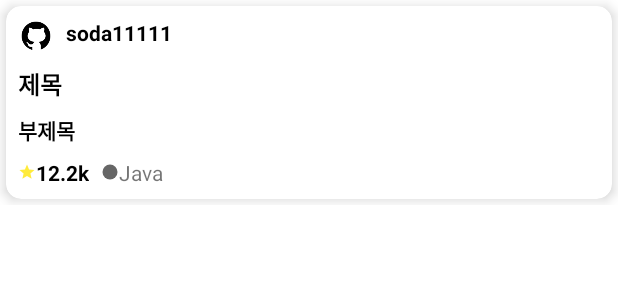
After one commit to KangYeBin/part4_chapter05, an Android app: the layout viewholder_repository_item.xml on its own in the app's theme, with its tools: preview values and no code run, on a phone screen of 412 x 824 dp. The commit adds this screen. Shown: the top 300 px of the screen. Run offline under Robolectric (Android 15) with nearby library versions, the phone set to English and light mode, and no system bars; network calls fail.

Commit message:
04. 검색 기능 추가하기 - 2

```diff
--- a/app/build.gradle
+++ b/app/build.gradle
@@ -62,4 +62,9 @@ dependencies {
     implementation "androidx.room:room-ktx:2.4.2"
     implementation "androidx.room:room-runtime:2.4.2"
     kapt "androidx.room:room-compiler:2.4.2"
+
+    implementation "com.github.bumptech.glide:glide:4.11.0"
+    kapt "com.github.bumptech.glide:compiler:4.11.0"
+    implementation "jp.wasabeef:glide-transformations:4.0.0"
+
 }
--- a/app/src/main/AndroidManifest.xml
+++ b/app/src/main/AndroidManifest.xml
@@ -11,6 +11,9 @@
         android:roundIcon="@mipmap/ic_launcher_round"
         android:supportsRtl="true"
         android:theme="@style/Theme.Part4_chapter05">
+        <activity
+            android:name=".SearchActivity"
+            android:exported="false" />
         <activity
             android:name=".MainActivity"
             android:exported="false" />
--- a/app/src/main/java/com/yb/part4_chapter05/SignInActivity.kt
+++ b/app/src/main/java/com/yb/part4_chapter05/SignInActivity.kt
@@ -75,7 +75,6 @@ class SignInActivity : AppCompatActivity(), CoroutineScope {
 
         intent?.data?.getQueryParameter("code")?.let {
             Log.d("data", intent.data.toString())
-            //TODO Access Token 가져오기
             launch(coroutineContext) {
                 showProgress()
                 getAccessToken(it)
@@ -101,7 +100,7 @@ class SignInActivity : AppCompatActivity(), CoroutineScope {
     }
 
     private suspend fun getAccessToken(code: String) = withContext(Dispatchers.IO) {
-        val response = RetrofitUtil.githubApiService.getAccessToken(
+        val response = RetrofitUtil.authApiService.getAccessToken(
             clientId = BuildConfig.GITHUB_CLIENT_ID,
             clientSecret = BuildConfig.GITHUB_CLIENT_SECRET,
             code = code
--- /dev/null
+++ b/app/src/main/res/drawable/ic_circle.xml
@@ -0,0 +1,10 @@
+<vector xmlns:android="http://schemas.android.com/apk/res/android"
+    android:width="12dp"
+    android:height="12dp"
+    android:viewportWidth="24"
+    android:viewportHeight="24"
+    android:tint="?attr/colorControlNormal">
+  <path
+      android:fillColor="@android:color/white"
+      android:pathData="M12,12m-10,0a10,10 0,1 1,20 0a10,10 0,1 1,-20 0"/>
+</vector>
--- /dev/null
+++ b/app/src/main/res/drawable/ic_star.xml
@@ -0,0 +1,10 @@
+<vector xmlns:android="http://schemas.android.com/apk/res/android"
+    android:width="12dp"
+    android:height="12dp"
+    android:viewportWidth="24"
+    android:viewportHeight="24"
+    android:tint="?attr/colorControlNormal">
+  <path
+      android:fillColor="@android:color/white"
+      android:pathData="M12,17.27L18.18,21l-1.64,-7.03L22,9.24l-7.19,-0.61L12,2 9.19,8.63 2,9.24l5.46,4.73L5.82,21z"/>
+</vector>
--- /dev/null
+++ b/app/src/main/res/layout/viewholder_repository_item.xml
@@ -0,0 +1,99 @@
+<?xml version="1.0" encoding="utf-8"?>
+<androidx.constraintlayout.widget.ConstraintLayout xmlns:android="http://schemas.android.com/apk/res/android"
+    xmlns:app="http://schemas.android.com/apk/res-auto"
+    xmlns:tools="http://schemas.android.com/tools"
+    android:layout_width="match_parent"
+    android:layout_height="wrap_content">
+
+    <androidx.cardview.widget.CardView
+        android:layout_width="0dp"
+        android:layout_height="wrap_content"
+        android:layout_margin="4dp"
+        app:cardCornerRadius="10dp"
+        app:cardElevation="5dp"
+        app:layout_constraintBottom_toBottomOf="parent"
+        app:layout_constraintEnd_toEndOf="parent"
+        app:layout_constraintStart_toStartOf="parent"
+        app:layout_constraintTop_toTopOf="parent">
+
+        <androidx.constraintlayout.widget.ConstraintLayout
+            android:layout_width="match_parent"
+            android:layout_height="match_parent">
+
+            <ImageView
+                android:id="@+id/ownerProfileImageView"
+                android:layout_width="24dp"
+                android:layout_height="24dp"
+                android:layout_margin="8dp"
+                android:src="@drawable/ic_github_logo"
+                app:layout_constraintEnd_toStartOf="@id/ownerNameTextView"
+                app:layout_constraintStart_toStartOf="parent"
+                app:layout_constraintTop_toTopOf="parent" />
+
+            <TextView
+                android:id="@+id/ownerNameTextView"
+                android:layout_width="wrap_content"
+                android:layout_height="wrap_content"
+                android:layout_margin="8dp"
+                android:textColor="@color/black"
+                android:textSize="14sp"
+                android:textStyle="bold"
+                app:layout_constraintStart_toEndOf="@id/ownerProfileImageView"
+                app:layout_constraintTop_toTopOf="parent"
+                tools:text="soda11111" />
+
+            <TextView
+                android:id="@+id/nameTextView"
+                android:layout_width="wrap_content"
+                android:layout_height="wrap_content"
+                android:layout_margin="8dp"
+                android:textColor="@color/black"
+                android:textSize="16sp"
+                android:textStyle="bold"
+                app:layout_constraintStart_toStartOf="parent"
+                app:layout_constraintTop_toBottomOf="@id/ownerProfileImageView"
+                tools:text="제목" />
+
+            <TextView
+                android:id="@+id/subtextTextView"
+                android:layout_width="wrap_content"
+                android:layout_height="wrap_content"
+                android:layout_margin="8dp"
+                android:textColor="@color/black"
+                android:textSize="14sp"
+                android:textStyle="bold"
+                app:layout_constraintStart_toStartOf="parent"
+                app:layout_constraintTop_toBottomOf="@id/nameTextView"
+                tools:text="부제목" />
+
+            <TextView
+                android:id="@+id/stargazersCountTextView"
+                android:layout_width="wrap_content"
+                android:layout_height="wrap_content"
+                android:layout_margin="8dp"
+                android:textColor="@color/black"
+                android:textSize="14sp"
+                android:textStyle="bold"
+                app:drawableStartCompat="@drawable/ic_star"
+                app:drawableTint="@color/yellow"
+                app:layout_constraintBottom_toBottomOf="parent"
+                app:layout_constraintStart_toStartOf="parent"
+                app:layout_constraintTop_toBottomOf="@id/subtextTextView"
+                tools:text="12.2k" />
+
+            <TextView
+                android:id="@+id/languageTextView"
+                android:layout_width="wrap_content"
+                android:layout_height="wrap_content"
+                android:layout_margin="8dp"
+                app:drawableStartCompat="@drawable/ic_circle"
+                app:layout_constraintBottom_toBottomOf="parent"
+                app:layout_constraintStart_toEndOf="@id/stargazersCountTextView"
+                tools:text="Java" />
+
+
+        </androidx.constraintlayout.widget.ConstraintLayout>
+
+    </androidx.cardview.widget.CardView>
+
+</androidx.constraintlayout.widget.ConstraintLayout>
--- a/app/src/main/res/values/colors.xml
+++ b/app/src/main/res/values/colors.xml
@@ -7,4 +7,7 @@
     <color name="teal_700">#FF018786</color>
     <color name="black">#FF000000</color>
     <color name="white">#FFFFFFFF</color>
+
+    <color name="yellow">#FFEB3B</color>
+
 </resources>
--- a/app/src/main/res/values/strings.xml
+++ b/app/src/main/res/values/strings.xml
@@ -1,3 +1,6 @@
 <resources>
     <string name="app_name">part4_chapter05</string>
+    <string name="search">검색</string>
+    <string name="please_input_keyword">검색어를 입력해주세요</string>
+    <string name="no_result">검색 결과가 없습니다</string>
 </resources>
```
Also changed, not shown: app/src/main/java/com/yb/part4_chapter05/MainActivity.kt (+13 -1 lines), app/src/main/java/com/yb/part4_chapter05/SearchActivity.kt (added, +81 -0 lines), app/src/main/java/com/yb/part4_chapter05/data/response/GithubRepoSearchResponse.kt (added, +8 -0 lines), app/src/main/java/com/yb/part4_chapter05/extensions/FloatExtensions.kt (added, +7 -0 lines), app/src/main/java/com/yb/part4_chapter05/extensions/ImageViewExtensions.kt (added, +25 -0 lines), app/src/main/java/com/yb/part4_chapter05/utility/GithubApiService.kt (added, +21 -0 lines), app/src/main/java/com/yb/part4_chapter05/utility/RetrofitUtil.kt (+21 -3 lines), app/src/main/java/com/yb/part4_chapter05/view/RepositoryRecyclerAdapter.kt (added, +61 -0 lines), app/src/main/res/drawable/ic_search.xml (added, +10 -0 lines), app/src/main/res/layout/activity_main.xml (+11 -0 lines), app/src/main/res/layout/activity_search.xml (added, +50 -0 lines).
